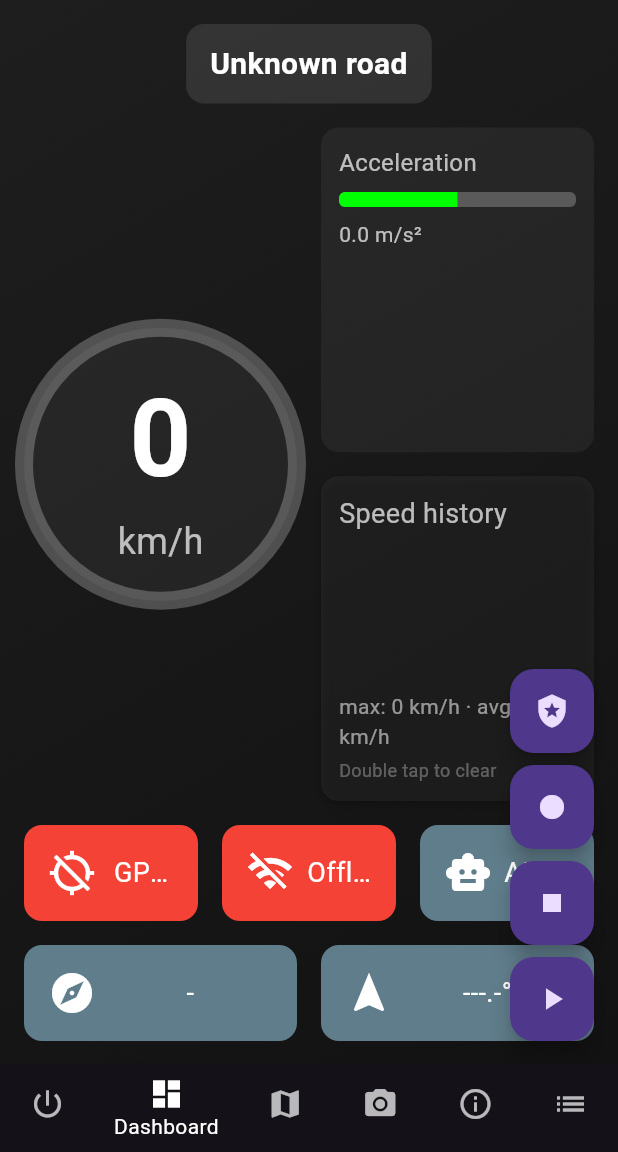
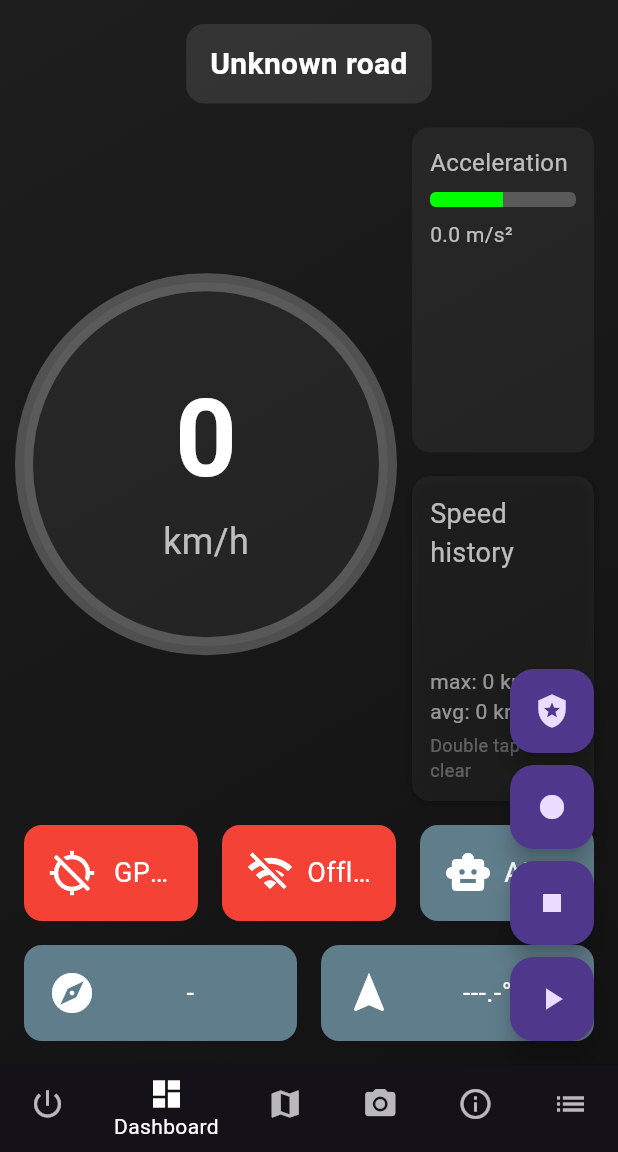
Before and after one commit to Reins981/Speedcamwarner_Dart, a Flutter app: the screen it shows after launch, item 2 of the bottom bar chosen, on a phone screen of 412 x 824 dp, the part 84-1236 px from its top. Run offline on Flutter 3.47's test engine with Material 3 defaults, Android fonts, the phone set to English and light mode, and no system bars; our stand-ins replace audioplayers, camera, flutter_map, flutter_tts, geolocator, googleapis_auth and 1 more; missing offline and left inert: dialog_flowtter, flutter_map_marker_popup, google_mlkit_commons, google_mlkit_face_detection, google_mlkit_object_detection, googleapis and 2 more.

Commit message:
Improve dashboard layout and camera overlay

```diff
--- a/lib/ui/dashboard.dart
+++ b/lib/ui/dashboard.dart
@@ -141,15 +141,17 @@ class _DashboardPageState extends State<DashboardPage> {
 
   List<Color> _cameraGradientColors() {
     final d = _speedCamDistance ?? double.infinity;
+    List<Color> colors;
     if (d > 1000 && d <= 1500) {
-      return [Colors.orangeAccent, Colors.orange];
+      colors = [Colors.orangeAccent, Colors.orange];
     } else if (d > 500 && d <= 1000) {
-      return [Colors.orange, Colors.deepOrange];
+      colors = [Colors.orange, Colors.deepOrange];
     } else if (d > 300 && d <= 500) {
-      return [Colors.deepOrange, Colors.redAccent];
+      colors = [Colors.deepOrange, Colors.redAccent];
     } else {
-      return [Colors.red, Colors.red.shade900];
+      colors = [Colors.red, Colors.red.shade900];
     }
+    return colors.map((c) => c.withOpacity(0.9)).toList();
   }
 
   void _clearCameraInfo() {
@@ -244,7 +246,9 @@ class _DashboardPageState extends State<DashboardPage> {
     final hasCameraInfo = _speedCamWarning != null || _activeCamera != null;
     return Scaffold(
       appBar: AppBar(title: const Text('SpeedCamWarner')),
-      body: Container(
+      body: Stack(
+        children: [
+          Container(
             decoration: const BoxDecoration(
               gradient: LinearGradient(
                 colors: [Color(0xFF1E1E1E), Color(0xFF121212)],
@@ -258,14 +262,10 @@ class _DashboardPageState extends State<DashboardPage> {
               children: [
                 Center(child: _buildRoadNameWidget()),
                 const SizedBox(height: 16),
-            if (hasCameraInfo) ...[
-              _buildCameraInfo(),
-              const SizedBox(height: 16),
-            ],
                 Expanded(
                   child: Row(
                     children: [
-                  Expanded(child: _buildSpeedWidget()),
+                      Expanded(flex: 2, child: _buildSpeedWidget()),
                       const SizedBox(width: 16),
                       Expanded(
                         child: Column(
@@ -285,6 +285,14 @@ class _DashboardPageState extends State<DashboardPage> {
                 _buildDirectionBearingRow(),
               ],
             ),
+          ),
+          if (hasCameraInfo)
+            Positioned(
+              top: 80,
+              right: 16,
+              child: SizedBox(width: 200, child: _buildCameraInfo()),
+            ),
+        ],
       ),
       floatingActionButton: Column(
         mainAxisAlignment: MainAxisAlignment.end,
@@ -544,7 +552,9 @@ class _DashboardPageState extends State<DashboardPage> {
                   );
                 },
               ),
-              Column(
+              FittedBox(
+                fit: BoxFit.scaleDown,
+                child: Column(
                   mainAxisSize: MainAxisSize.min,
                   children: [
                     Text(
@@ -564,6 +574,7 @@ class _DashboardPageState extends State<DashboardPage> {
                       _buildMaxSpeedWidget(),
                     ],
                   ],
+                ),
               ),
               if (_overspeedDiff != null)
                 Align(
```
Lines whose indentation alone changed are shown as unchanged.
